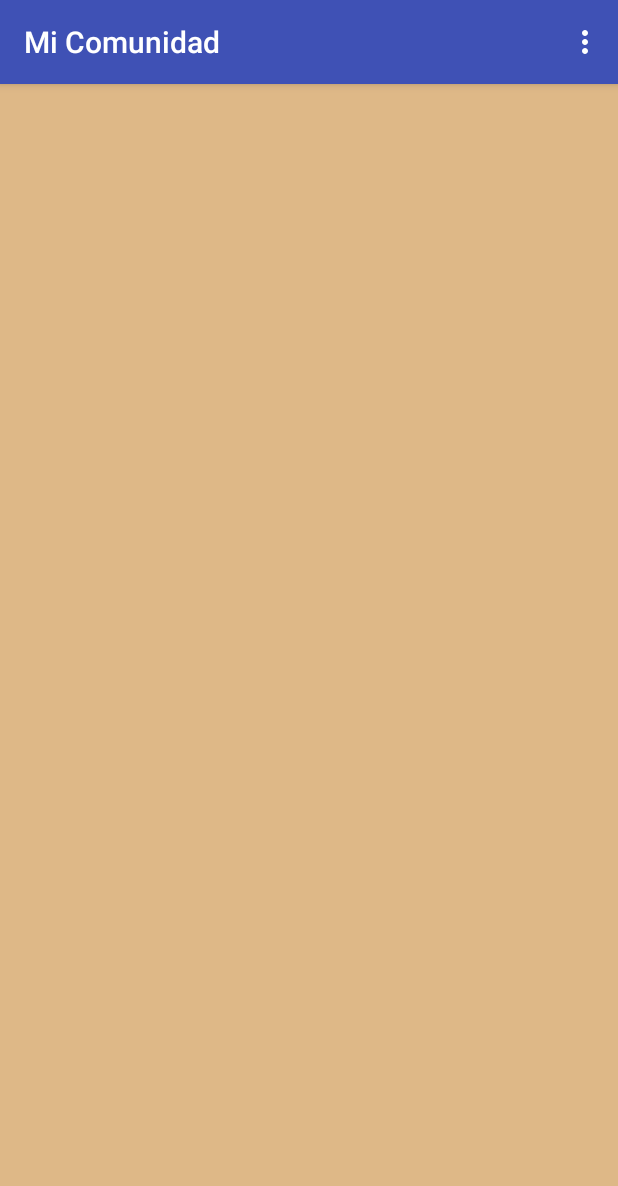
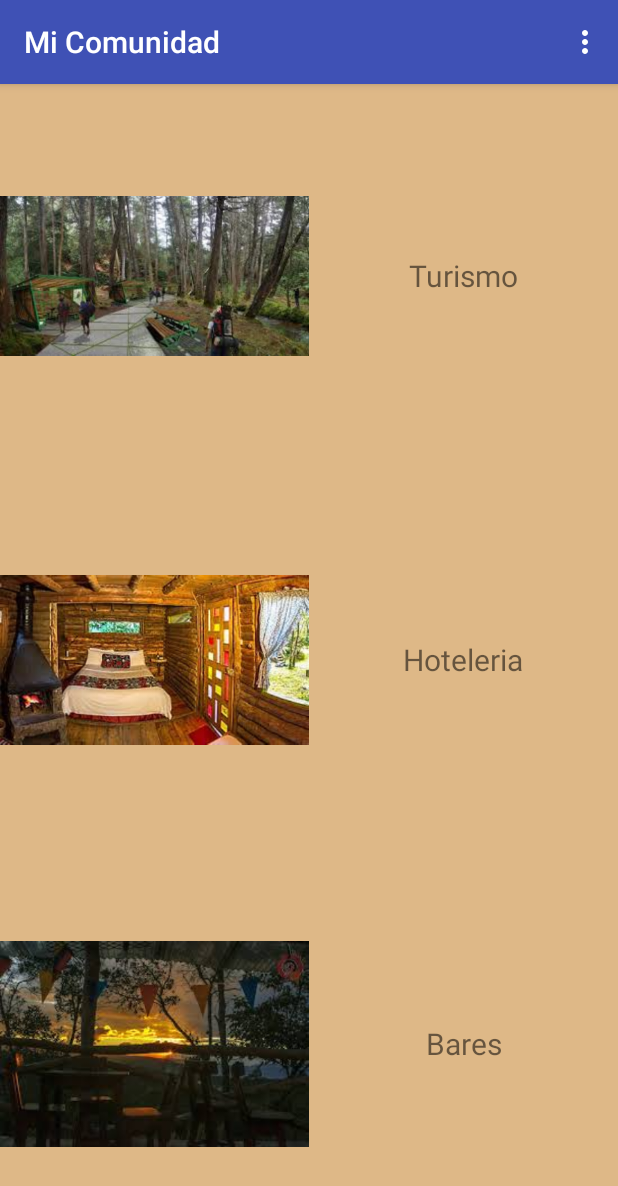
Before and after one commit to MiComunidad/MiComunidad-V1.0, an Android app: the MainActivity screen opened directly, with no data from a screen before it, on a phone screen of 412 x 824 dp. Shown: the top 1186 px of the screen. Run offline under Robolectric (Android 15) with nearby library versions, the phone set to English and light mode, and no system bars.

Commit message:
Mejora en diseño y funcionalidad con la navegacion

```diff
--- a/app/src/main/java/com/jhonatan/laboratorio_ii/LoginActivity.java
+++ b/app/src/main/java/com/jhonatan/laboratorio_ii/LoginActivity.java
@@ -17,7 +17,6 @@ public class LoginActivity extends AppCompatActivity {
     Button bAceptar;
     TextView tRegistrar;
     String usuario,contraseña,usuarioR,contraseñaR,correo,sexo,lugar,fecha;
-
 //
     @Override
     protected void onCreate(Bundle savedInstanceState) {
@@ -55,7 +54,7 @@ public class LoginActivity extends AppCompatActivity {
             contraseñaR = eContraseña.getText().toString();
 
 
-            if (usuario != null  && contraseña != null && usuario.equals(usuarioR) && contraseña.equals(contraseñaR)) {
+           if (usuario != null  && contraseña != null && usuario.equals(usuarioR) && contraseña.equals(contraseñaR)) {
                 Intent intent = new Intent(LoginActivity.this, MainActivity.class);
                 intent.putExtra("usuario", usuario);
                 intent.putExtra("contraseña", contraseña);
@@ -64,7 +63,6 @@ public class LoginActivity extends AppCompatActivity {
                 intent.putExtra("lugar", lugar);
                 intent.putExtra("fecha", fecha);
                 startActivity(intent);
-                finish();
             } else {
                 Toast.makeText(this, "Usuario o contraseña incorrecta", Toast.LENGTH_SHORT).show();
             }
@@ -89,4 +87,5 @@ public class LoginActivity extends AppCompatActivity {
         }
         super.onActivityResult(requestCode, resultCode, data);
     }
+
 }
--- a/app/src/main/java/com/jhonatan/laboratorio_ii/MainActivity.java
+++ b/app/src/main/java/com/jhonatan/laboratorio_ii/MainActivity.java
@@ -23,7 +23,6 @@ public class MainActivity extends AppCompatActivity {
             lugar = extras.getString("lugar");
             fecha = extras.getString("fecha");
         }
-        usuario = getIntent().getStringExtra("usuario");
     }
 
     //ASIGNA EL MENU PREVIAMENTE CREADO
@@ -45,7 +44,6 @@ public class MainActivity extends AppCompatActivity {
                 intent.putExtra("sexo",sexo);
                 intent.putExtra("lugar",lugar);
                 intent.putExtra("fecha",fecha);
-                intent.setFlags(Intent.FLAG_ACTIVITY_CLEAR_TOP);
                 startActivity(intent);
                 break;
             case R.id.mCerrarSe:
@@ -56,11 +54,15 @@ public class MainActivity extends AppCompatActivity {
                 intent2.putExtra("sexo",sexo);
                 intent2.putExtra("lugar",lugar);
                 intent2.putExtra("fecha",fecha);
-                intent2.setFlags(Intent.FLAG_ACTIVITY_CLEAR_TOP);
+                intent2.setFlags(Intent.FLAG_ACTIVITY_CLEAR_TOP | Intent.FLAG_ACTIVITY_NEW_TASK);
                 startActivity(intent2);
                 break;
 
         }
         return super.onOptionsItemSelected(item);
     }
+    //impide que regrese a Login
+    @Override
+    public void onBackPressed() { moveTaskToBack(true); super.onBackPressed(); }
+
 }
--- a/app/src/main/java/com/jhonatan/laboratorio_ii/PerfilActivity.java
+++ b/app/src/main/java/com/jhonatan/laboratorio_ii/PerfilActivity.java
@@ -73,7 +73,7 @@ public class PerfilActivity extends AppCompatActivity {
                 intent2.putExtra("sexo",sexo);
                 intent2.putExtra("lugar",lugar);
                 intent2.putExtra("fecha",fecha);
-                intent2.setFlags(Intent.FLAG_ACTIVITY_CLEAR_TOP);
+                intent2.setFlags(Intent.FLAG_ACTIVITY_CLEAR_TOP | Intent.FLAG_ACTIVITY_NEW_TASK);
                 startActivity(intent2);
                 break;
 
--- a/app/src/main/res/layout/activity_main.xml
+++ b/app/src/main/res/layout/activity_main.xml
@@ -8,5 +8,66 @@
     android:background="@color/burlywood"
     tools:context="com.jhonatan.laboratorio_ii.MainActivity">
 
+    <LinearLayout
+        android:layout_width="match_parent"
+        android:layout_height="0dp"
+        android:layout_weight="1">
+
+        <ImageView
+            android:layout_width="0dp"
+            android:layout_height="match_parent"
+            android:layout_weight="1"
+            android:src="@drawable/turismo"
+            android:layout_gravity="center"/>
+        <TextView
+            android:layout_width="0dp"
+            android:layout_height="match_parent"
+            android:layout_weight="1"
+            android:text="@string/turismo"
+            android:textSize="20sp"
+            android:gravity="center"/>
+
+    </LinearLayout>
+    <LinearLayout
+        android:layout_width="match_parent"
+        android:layout_height="0dp"
+        android:layout_weight="1">
+
+        <ImageView
+            android:layout_width="0dp"
+            android:layout_height="match_parent"
+            android:layout_weight="1"
+            android:src="@drawable/hotel"
+            android:layout_gravity="center"/>
+        <TextView
+            android:layout_width="0dp"
+            android:layout_height="match_parent"
+            android:layout_weight="1"
+            android:text="@string/hoteleria"
+            android:textSize="20sp"
+            android:gravity="center"/>
+
+    </LinearLayout>
+    <LinearLayout
+        android:layout_width="match_parent"
+        android:layout_height="0dp"
+        android:layout_weight="1">
+
+        <ImageView
+            android:layout_width="0dp"
+            android:layout_height="match_parent"
+            android:layout_weight="1"
+            android:src="@drawable/bares"
+            android:layout_gravity="center"/>
+        <TextView
+            android:layout_width="0dp"
+            android:layout_height="match_parent"
+            android:layout_weight="1"
+            android:text="@string/bares"
+            android:textSize="20sp"
+            android:gravity="center"/>
+
+    </LinearLayout>
+
 
 </LinearLayout>
--- a/app/src/main/res/values/strings.xml
+++ b/app/src/main/res/values/strings.xml
@@ -14,5 +14,8 @@
     <string name="Sexo">Sexo:</string>
     <string name="nacimiento">Lugar de Nacimiento:</string>
     <string name="fecha">Fecha de Nacimiento:</string>
+    <string name="turismo">Turismo</string>
+    <string name="hoteleria">Hoteleria</string>
+    <string name="bares">Bares</string>
 
 </resources>
```
Also changed, not shown: app/src/main/res/drawable/bares.jpg (added), app/src/main/res/drawable/hotel.jpg (added), app/src/main/res/drawable/turismo.jpg (added).
